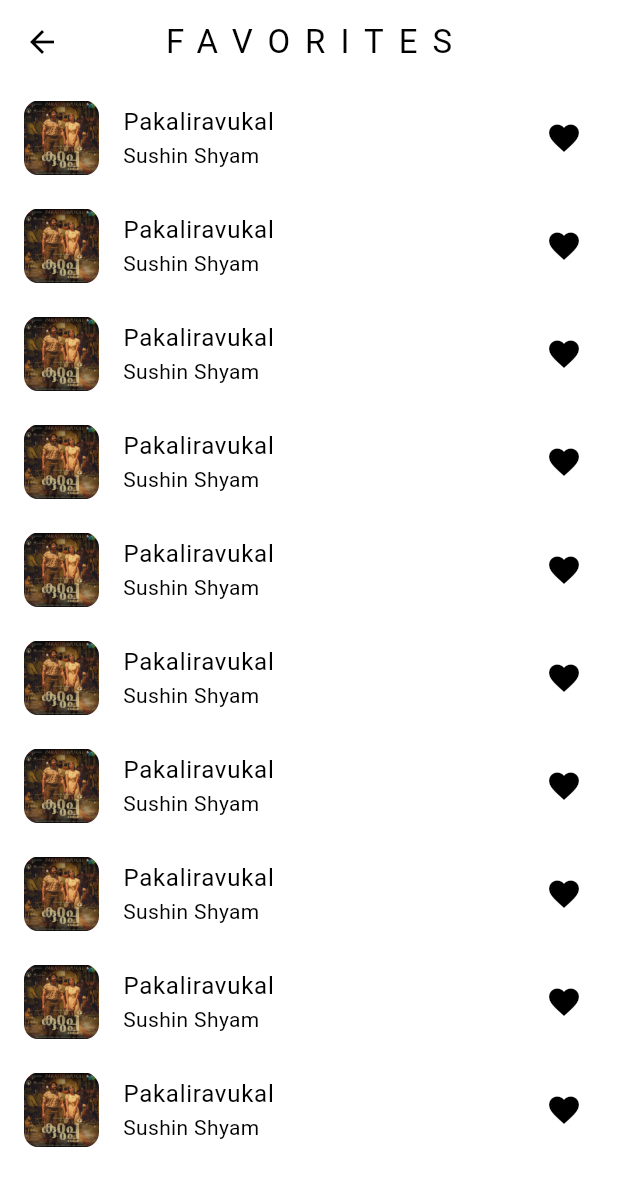
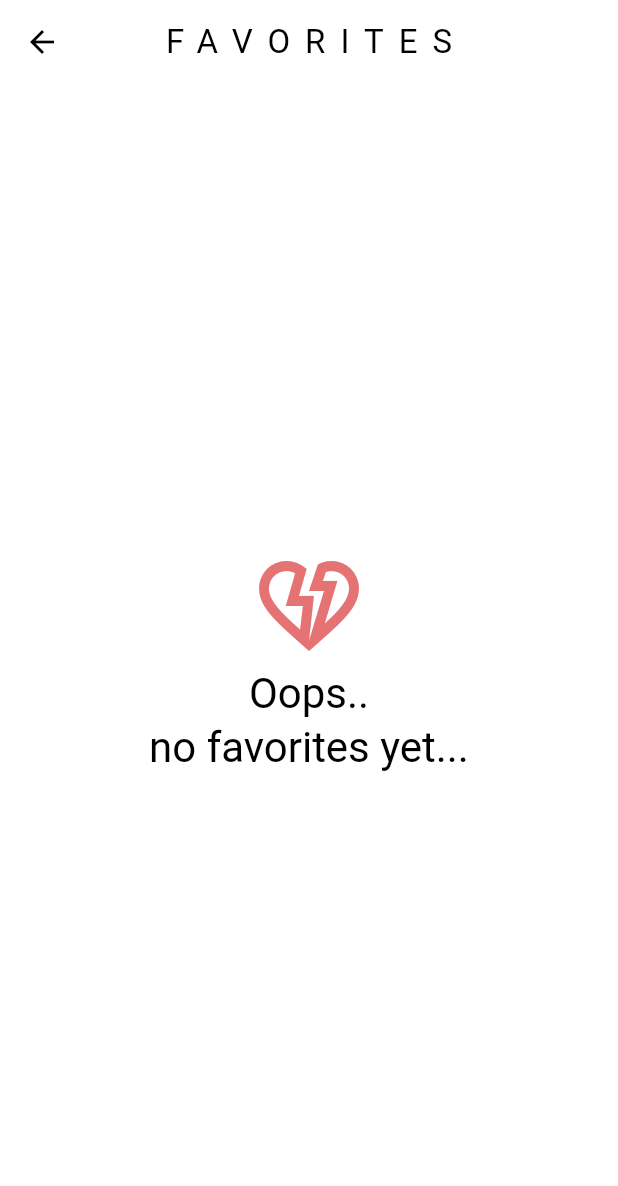
Before and after one commit to saninthottungal/beatly, a Flutter app: the ScreenFavorites screen opened by its route, on a phone screen of 412 x 824 dp. Shown: the top 1186 px of the screen. Run offline on Flutter 3.47's test engine with Material 3 defaults, Android fonts, the phone set to English and light mode, and no system bars; our stand-ins replace audioplayers.

Commit message:
favorites implemented

```diff
--- a/lib/constants.dart
+++ b/lib/constants.dart
@@ -6,17 +6,20 @@ List<SongModel> songs = [
     artist: "A.R. Rahman",
     imagePath: 'assets/images/Istigfar.png',
     songPath: 'audio/Istigfar.mp3',
+    isFavorite: false,
   ),
   SongModel(
     name: 'Manikya Chirakulla',
     artist: 'Bijibal',
     imagePath: 'assets/images/Manikya Chirakulla.png',
     songPath: 'audio/Manickyachirakulla.mp3',
+    isFavorite: false,
   ),
   SongModel(
     name: 'Neeyilla Neram',
     artist: 'Sooraj S Kurup',
     imagePath: 'assets/images/Neeyilla Neram.png',
     songPath: 'audio/Neeyilla Neram.mp3',
+    isFavorite: false,
   ),
 ];
--- a/lib/models/song_model.dart
+++ b/lib/models/song_model.dart
@@ -3,11 +3,13 @@ class SongModel {
   String artist;
   String imagePath;
   String songPath;
+  bool isFavorite;
 
   SongModel({
     required this.name,
     required this.artist,
     required this.imagePath,
     required this.songPath,
+    required this.isFavorite,
   });
 }
--- a/lib/providers/song_provider/playlist_provider.dart
+++ b/lib/providers/song_provider/playlist_provider.dart
@@ -5,6 +5,20 @@ import '../../models/song_model.dart';
 
 class PlayListProvider extends ChangeNotifier {
   List<SongModel> constSongs = songs;
+  List<SongModel> favorites = [];
+
+  //add favorites
+  addFavorite(SongModel song) {
+    favorites.add(song);
+    notifyListeners();
+  }
+
+  //remove favorites
+
+  removeFavorites(SongModel song) {
+    favorites.remove(song);
+    notifyListeners();
+  }
 
   int currentIndex = 0;
   //get current song
--- a/lib/screens/screen_favorites/screen_favorites.dart
+++ b/lib/screens/screen_favorites/screen_favorites.dart
@@ -1,4 +1,6 @@
+import 'package:beatly/providers/song_provider/playlist_provider.dart';
 import 'package:flutter/material.dart';
+import 'package:provider/provider.dart';
 
 class ScreenFavorites extends StatelessWidget {
   const ScreenFavorites({super.key});
@@ -9,7 +11,25 @@ class ScreenFavorites extends StatelessWidget {
       appBar: AppBar(
         title: const Text("FAVORITES"),
       ),
-      body: ListView.builder(
+      body: Consumer<PlayListProvider>(builder: (context, watchProvider, _) {
+        return watchProvider.favorites.isEmpty
+            ? Center(
+                child: Column(
+                  mainAxisAlignment: MainAxisAlignment.center,
+                  children: [
+                    const Icon(
+                      Icons.heart_broken_outlined,
+                      size: 80,
+                    ),
+                    Text(
+                      "Oops..\nno favorites yet...",
+                      textAlign: TextAlign.center,
+                      style: Theme.of(context).textTheme.headlineMedium,
+                    ),
+                  ],
+                ),
+              )
+            : ListView.builder(
                 itemBuilder: (context, index) {
                   return ListTile(
                     leading: Container(
@@ -17,21 +37,31 @@ class ScreenFavorites extends StatelessWidget {
                       height: 50,
                       decoration: BoxDecoration(
                         borderRadius: BorderRadius.circular(10),
-                image: const DecorationImage(
-                  image: AssetImage('assets/images/pakaliravukal.png'),
+                        image: DecorationImage(
+                          image: AssetImage(
+                              watchProvider.favorites[index].imagePath),
                         ),
                       ),
                     ),
                     title: Text(
-              "Pakaliravukal",
+                      watchProvider.favorites[index].name,
                       style: Theme.of(context).textTheme.bodyLarge,
                     ),
-            subtitle: const Text("Sushin Shyam"),
-            trailing: const Icon(Icons.favorite),
+                    subtitle: Text(watchProvider.favorites[index].artist),
+                    trailing: IconButton(
+                      onPressed: () {
+                        final provider = context.read<PlayListProvider>();
+                        final currentSong = provider.favorites[index];
+                        provider.removeFavorites(currentSong);
+                        currentSong.isFavorite = false;
+                      },
+                      icon: const Icon(Icons.favorite),
+                    ),
                   );
                 },
-        itemCount: 10,
-      ),
+                itemCount: watchProvider.favorites.length,
+              );
+      }),
     );
   }
 }
```
Also changed, not shown: lib/screens/screen_song/widgets/fav_repeat.dart (+19 -1 lines). Lines whose indentation alone changed are shown as unchanged.
